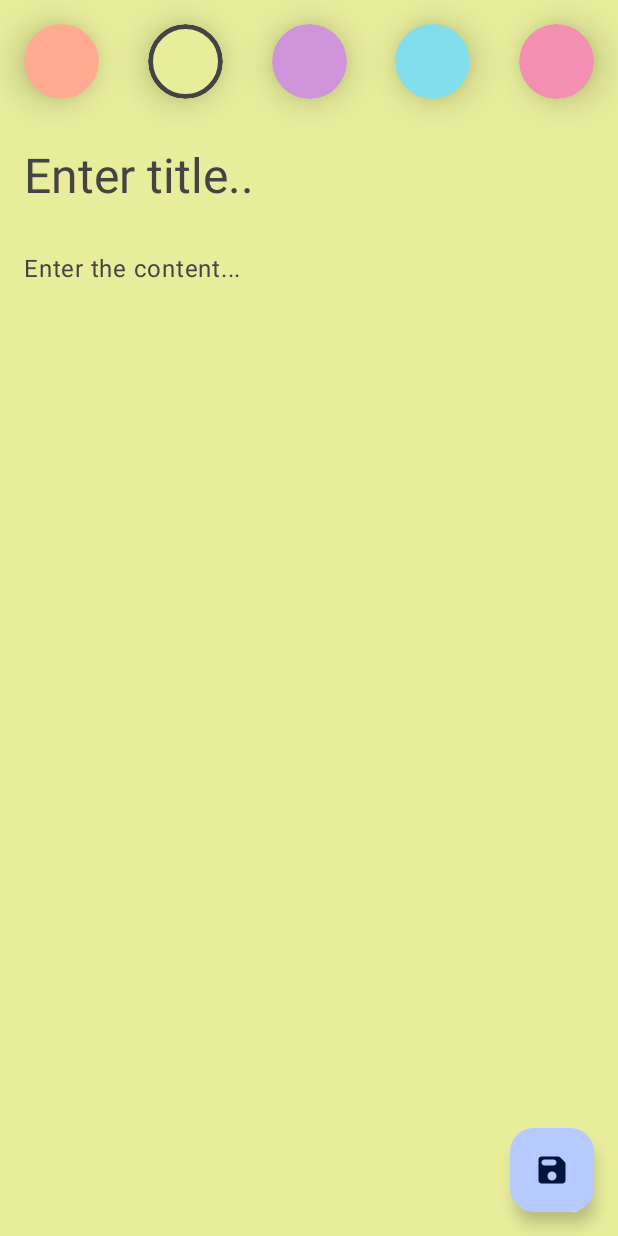
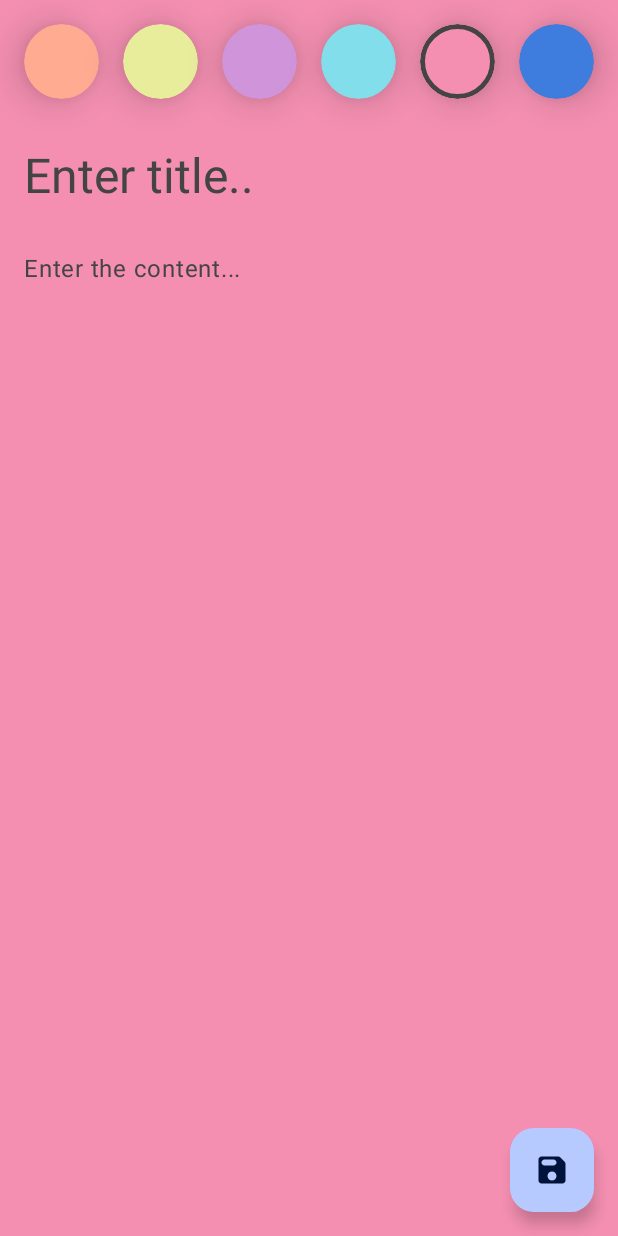
Before and after one commit to Camilo-Hernandez/CleanArchitectureNotesApp, an Android app built with Jetpack Compose: the screen it shows after launch (MainActivity), after a tap on "Add note", on a phone screen of 412 x 824 dp. Run offline under Robolectric (Android 15) with nearby library versions, the phone set to English and light mode, and no system bars; our stand-ins replace Dagger/Hilt's generated code, Room's generated code; 1 other tap on this screen came first.

Commit message:
Pequeños ajustes
- Incluir un color faltante en la lista de colores
- Imports

```diff
--- a/app/src/main/java/com/example/cleanarchitecturenotesapp/di/AppModule.kt
+++ b/app/src/main/java/com/example/cleanarchitecturenotesapp/di/AppModule.kt
@@ -9,7 +9,7 @@ import com.example.cleanarchitecturenotesapp.feature_note.domain.use_case.add_ed
 import com.example.cleanarchitecturenotesapp.feature_note.domain.use_case.notes_list_screen.DeleteNote
 import com.example.cleanarchitecturenotesapp.feature_note.domain.use_case.notes_list_screen.GetNotes
 import com.example.cleanarchitecturenotesapp.feature_note.domain.use_case.notes_list_screen.InsertNote
-import com.example.cleanarchitecturenotesapp.feature_note.domain.use_case.notes_list_screen.NoteUseCases
+import com.example.cleanarchitecturenotesapp.feature_note.domain.use_case.NoteUseCases
 import dagger.Module
 import dagger.Provides
 import dagger.hilt.InstallIn
--- a/app/src/main/java/com/example/cleanarchitecturenotesapp/feature_note/domain/model/Note.kt
+++ b/app/src/main/java/com/example/cleanarchitecturenotesapp/feature_note/domain/model/Note.kt
@@ -15,7 +15,7 @@ data class Note(
     companion object{
         // Para declarar una lista quemada para elegir el color que tiene una nota
         // Companion Object sirve para declarar atributos y métodos estáticos (de la clase)
-        val noteColors = listOf(RedOrange, LightGreen, Violet, BabyBlue, RedPink)
+        val noteColors = listOf(RedOrange, LightGreen, Violet, BabyBlue, RedPink, LightBlue)
     }
 }
 
--- a/app/src/main/java/com/example/cleanarchitecturenotesapp/feature_note/domain/repository/NoteRepository.kt
+++ b/app/src/main/java/com/example/cleanarchitecturenotesapp/feature_note/domain/repository/NoteRepository.kt
@@ -11,6 +11,7 @@ import kotlinx.coroutines.flow.Flow
  * tener fake repository es idóneo para probar los Use Cases también.
  */
 interface NoteRepository {
+
     fun getNotes(): Flow<List<Note>>
 
     suspend fun getNoteById(id: Int): Note?
@@ -18,4 +19,5 @@ interface NoteRepository {
     suspend fun insertNote(note: Note)
 
     suspend fun deleteNote(note: Note)
+
 }
--- a/app/src/main/java/com/example/cleanarchitecturenotesapp/feature_note/domain/use_case/notes_list_screen/NoteUseCases.kt
+++ b/app/src/main/java/com/example/cleanarchitecturenotesapp/feature_note/domain/use_case/NoteUseCases.kt
@@ -1,6 +1,9 @@
-package com.example.cleanarchitecturenotesapp.feature_note.domain.use_case.notes_list_screen
+package com.example.cleanarchitecturenotesapp.feature_note.domain.use_case
 
 import com.example.cleanarchitecturenotesapp.feature_note.domain.use_case.add_edit_note_screen.GetNoteById
+import com.example.cleanarchitecturenotesapp.feature_note.domain.use_case.notes_list_screen.DeleteNote
+import com.example.cleanarchitecturenotesapp.feature_note.domain.use_case.notes_list_screen.GetNotes
+import com.example.cleanarchitecturenotesapp.feature_note.domain.use_case.notes_list_screen.InsertNote
 
 /**
  * Clase wrapper, o sea contenedora, de los casos de uso.
--- a/app/src/main/java/com/example/cleanarchitecturenotesapp/feature_note/presentation/MainActivity.kt
+++ b/app/src/main/java/com/example/cleanarchitecturenotesapp/feature_note/presentation/MainActivity.kt
@@ -23,7 +23,6 @@ class MainActivity : ComponentActivity() {
         super.onCreate(savedInstanceState)
         setContent {
             CleanArchitectureNotesAppTheme {
-
                 Surface(
                     color = MaterialTheme.colorScheme.background
                 ) {
--- a/app/src/main/java/com/example/cleanarchitecturenotesapp/feature_note/presentation/add_edit_note/AddEditNoteViewModel.kt
+++ b/app/src/main/java/com/example/cleanarchitecturenotesapp/feature_note/presentation/add_edit_note/AddEditNoteViewModel.kt
@@ -8,7 +8,7 @@ import androidx.lifecycle.ViewModel
 import androidx.lifecycle.viewModelScope
 import com.example.cleanarchitecturenotesapp.feature_note.domain.model.InvalidNoteException
 import com.example.cleanarchitecturenotesapp.feature_note.domain.model.Note
-import com.example.cleanarchitecturenotesapp.feature_note.domain.use_case.notes_list_screen.NoteUseCases
+import com.example.cleanarchitecturenotesapp.feature_note.domain.use_case.NoteUseCases
 import dagger.hilt.android.lifecycle.HiltViewModel
 import kotlinx.coroutines.flow.MutableSharedFlow
 import kotlinx.coroutines.flow.asSharedFlow
@@ -59,7 +59,7 @@ class AddEditNoteViewModel @Inject constructor(
         object SaveNote : UiEvent()
     }
 
-    var currentNoteId : Int? = null
+    private var currentNoteId : Int? = null
 
     init {
         // Lo que se ejecuta primero cuando se accede a la pantalla
--- a/app/src/main/java/com/example/cleanarchitecturenotesapp/feature_note/presentation/notes/NotesViewModel.kt
+++ b/app/src/main/java/com/example/cleanarchitecturenotesapp/feature_note/presentation/notes/NotesViewModel.kt
@@ -5,7 +5,7 @@ import androidx.compose.runtime.mutableStateOf
 import androidx.lifecycle.ViewModel
 import androidx.lifecycle.viewModelScope
 import com.example.cleanarchitecturenotesapp.feature_note.domain.model.Note
-import com.example.cleanarchitecturenotesapp.feature_note.domain.use_case.notes_list_screen.NoteUseCases
+import com.example.cleanarchitecturenotesapp.feature_note.domain.use_case.NoteUseCases
 import com.example.cleanarchitecturenotesapp.feature_note.domain.util.NoteOrder
 import com.example.cleanarchitecturenotesapp.feature_note.domain.util.OrderType
 import dagger.hilt.android.lifecycle.HiltViewModel
--- a/app/src/main/java/com/example/cleanarchitecturenotesapp/feature_note/presentation/notes/components/DefaultRadioButton.kt
+++ b/app/src/main/java/com/example/cleanarchitecturenotesapp/feature_note/presentation/notes/components/DefaultRadioButton.kt
@@ -30,6 +30,6 @@ fun DefaultRadioButton(
                 unselectedColor = MaterialTheme.colorScheme.onBackground
             )
         )
-        Text(text = text, fontSize = 18.sp, fontFamily = FontFamily.Cursive)
+        Text(text = text, fontSize = 24.sp, fontFamily = FontFamily.Cursive)
     }
 }
--- a/app/src/main/java/com/example/cleanarchitecturenotesapp/ui/theme/Color.kt
+++ b/app/src/main/java/com/example/cleanarchitecturenotesapp/ui/theme/Color.kt
@@ -3,7 +3,7 @@ package com.example.cleanarchitecturenotesapp.ui.theme
 import androidx.compose.ui.graphics.Color
 
 val DarkGray = Color(0xFF202020)
-val LightBlue = Color(0xFFD7E8DE)
+val LightBlue = Color(0xFF3E7DDD)
 
 val RedOrange = Color(0xffffab91)
 val RedPink = Color(0xfff48fb1)
```
Also changed, not shown: app/src/main/java/com/example/cleanarchitecturenotesapp/feature_note/presentation/add_edit_note/AddEditNoteScreen.kt (+26 -1 lines), app/src/main/java/com/example/cleanarchitecturenotesapp/feature_note/presentation/notes/components/NoteItem.kt (+8 -3 lines).
